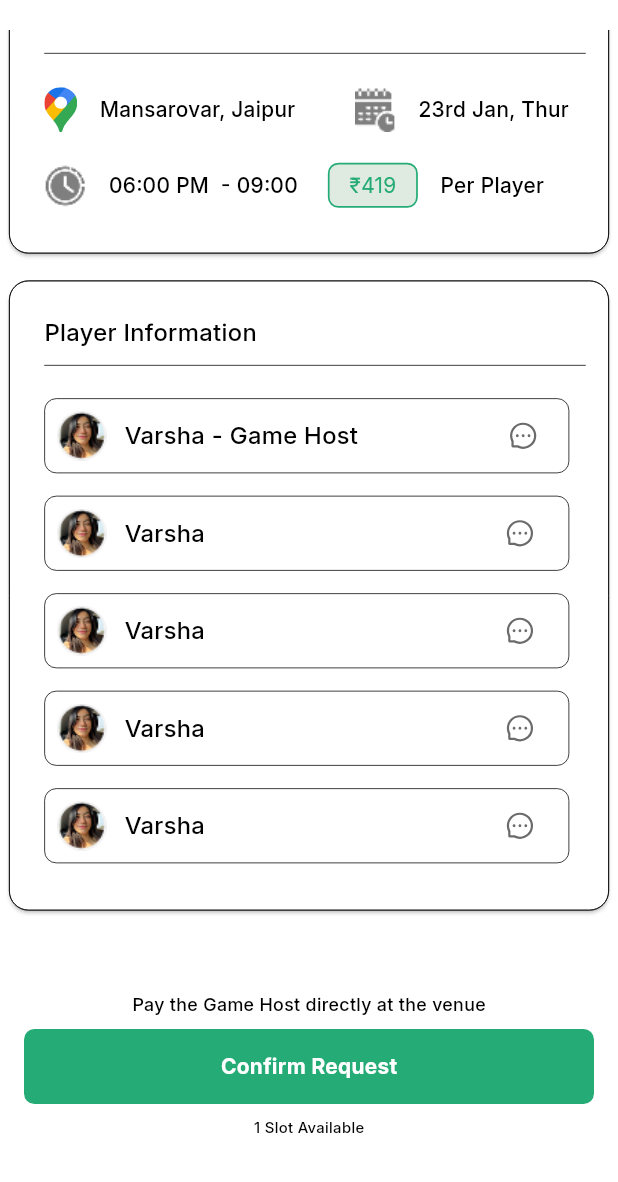
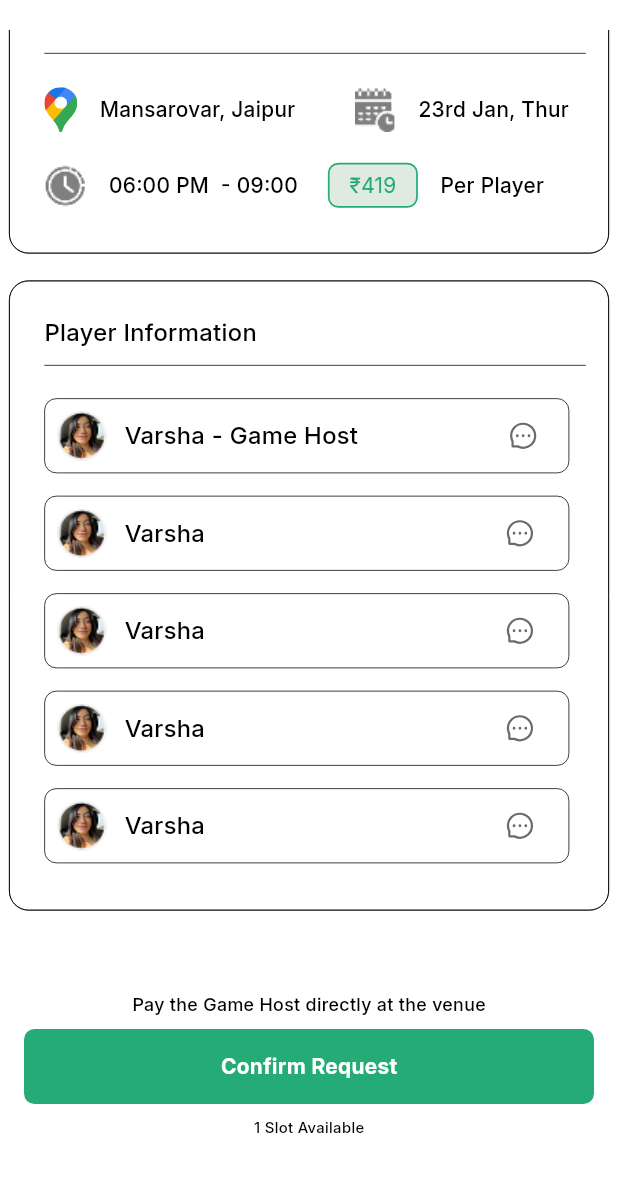
Before and after one commit to Anshhb/Hobbyfi-Assignment, a Flutter app: the screen it shows after launch, scrolled down 195 dp, on a phone screen of 412 x 824 dp, the part 54-1236 px from its top. Run offline on Flutter 3.47's test engine with Material 3 defaults, Android fonts, the phone set to English and light mode, and no system bars; our stand-ins replace flutter_svg, get; missing offline and left inert: croppy.

Commit message:
minor change

```diff
--- a/lib/widgets/common_card_widget.dart
+++ b/lib/widgets/common_card_widget.dart
@@ -32,11 +32,12 @@ class CommonCardWidget extends StatelessWidget {
   Widget build(BuildContext context) {
     return Card(
       elevation: blurRadius,
-      shadowColor: shadowColor,
+      shadowColor: shadowColor ?? AppColors.transparent,
       color: color,
       shape: RoundedRectangleBorder(
         borderRadius: BorderRadius.circular(borderRadius),
-        side: borderWidth != null
+        side:
+            borderWidth != null
                 ? BorderSide(
                   color: borderColor ?? AppColors.black,
                   width: borderWidth!,
@@ -50,7 +51,8 @@ class CommonCardWidget extends StatelessWidget {
         decoration: BoxDecoration(
           color: color,
           borderRadius: BorderRadius.circular(borderRadius),
-          border: borderWidth != null
+          border:
+              borderWidth != null
                   ? Border.all(
                     color: borderColor ?? AppColors.black,
                     width: borderWidth!,
```
Lines whose indentation alone changed are shown as unchanged.
